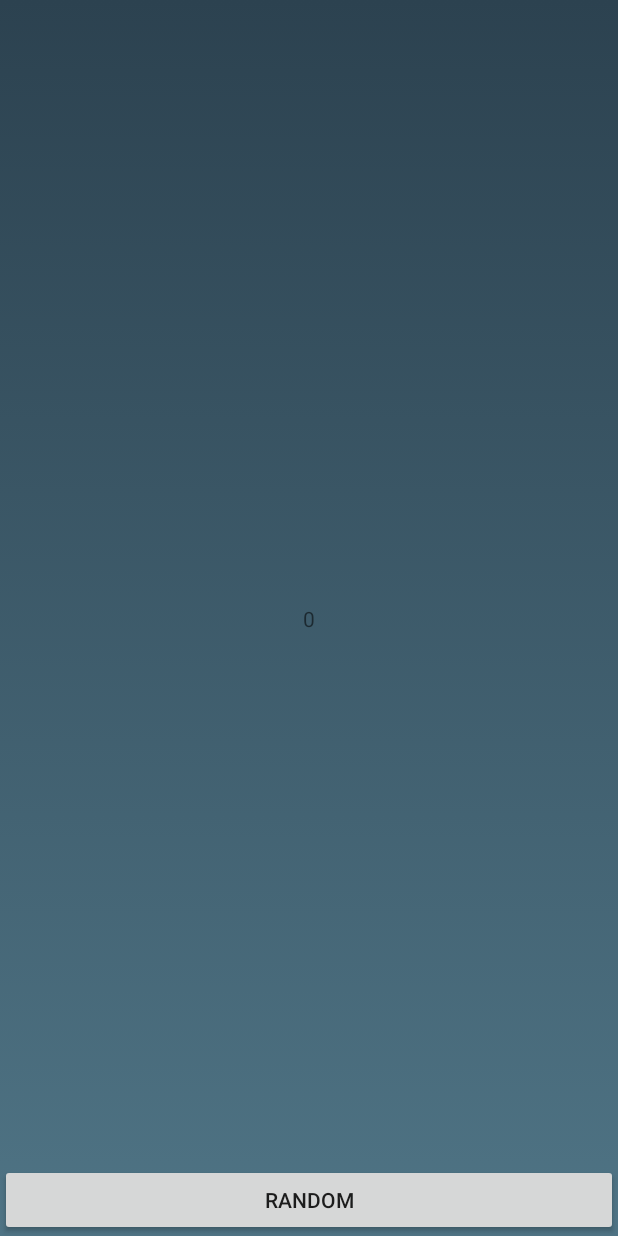
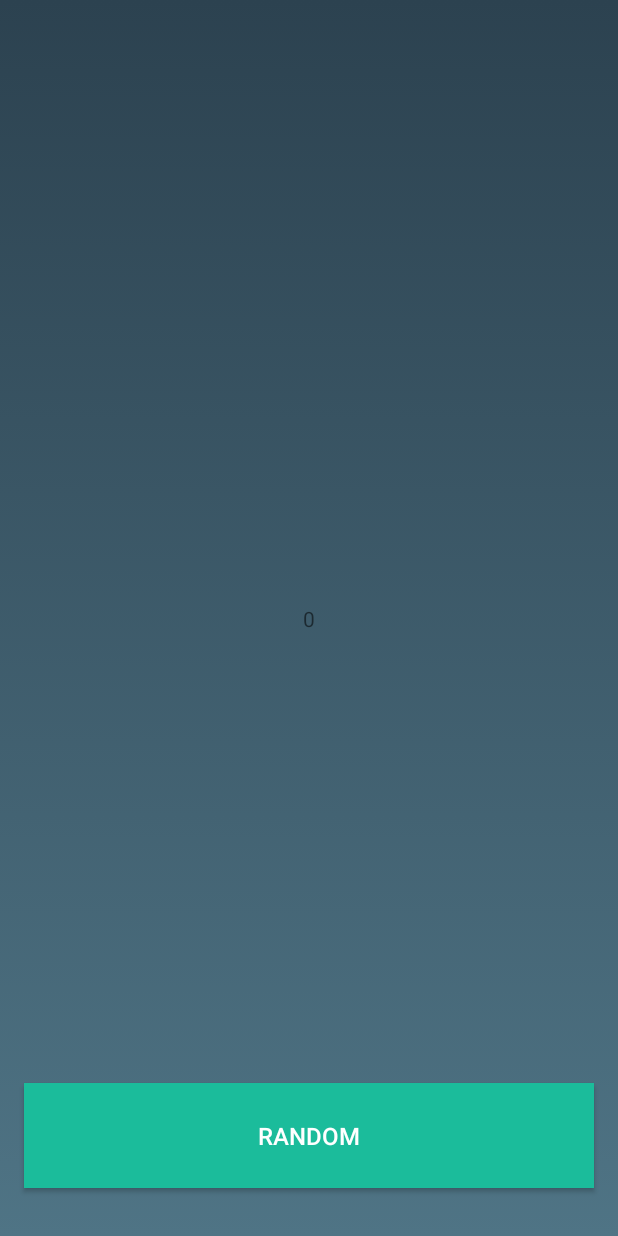
Before and after one commit to dzvid/kotlin, an Android app: the screen it shows after launch (MainActivity), on a phone screen of 412 x 824 dp. Run offline under Robolectric (Android 15) with nearby library versions, the phone set to English and light mode, and no system bars.

Commit message:
chore: Style button

```diff
--- a/randomicos/app/src/main/res/layout/activity_main.xml
+++ b/randomicos/app/src/main/res/layout/activity_main.xml
@@ -22,9 +22,12 @@
     <Button
         android:id="@+id/buttonRandom"
         android:text="Random"
-
         android:layout_width="match_parent"
         android:layout_height="wrap_content"
+        android:layout_marginStart="16dp"
+        android:layout_marginEnd="16dp"
+        android:layout_marginBottom="32dp"
+        style="@style/ButtonStyle"
 
         app:layout_constraintLeft_toLeftOf="parent"
         app:layout_constraintRight_toRightOf="parent"
--- a/randomicos/app/src/main/res/values/colors.xml
+++ b/randomicos/app/src/main/res/values/colors.xml
@@ -1,6 +1,9 @@
 <?xml version="1.0" encoding="utf-8"?>
 <resources>
-    <color name="colorPrimary">#6200EE</color>
-    <color name="colorPrimaryDark">#3700B3</color>
-    <color name="colorAccent">#03DAC5</color>
+    <color name="colorPrimary">#00856a</color>
+    <color name="colorPrimaryDark">#213b4c</color>
+    <color name="colorAccent">#d81b60</color>
+
+    <color name="lightGreen">#1bbc9b</color>
+    <color name="white">#ffffff</color>
 </resources>
--- a/randomicos/app/src/main/res/values/styles.xml
+++ b/randomicos/app/src/main/res/values/styles.xml
@@ -7,4 +7,11 @@
         <item name="colorAccent">@color/colorAccent</item>
     </style>
 
+    <style name="ButtonStyle">
+        <item name="android:padding">24dp</item>
+        <item name="android:textSize">16sp</item>
+        <item name="android:textColor">@color/white</item>
+        <item name="android:background">@color/lightGreen</item>
+    </style>
+
 </resources>
```
